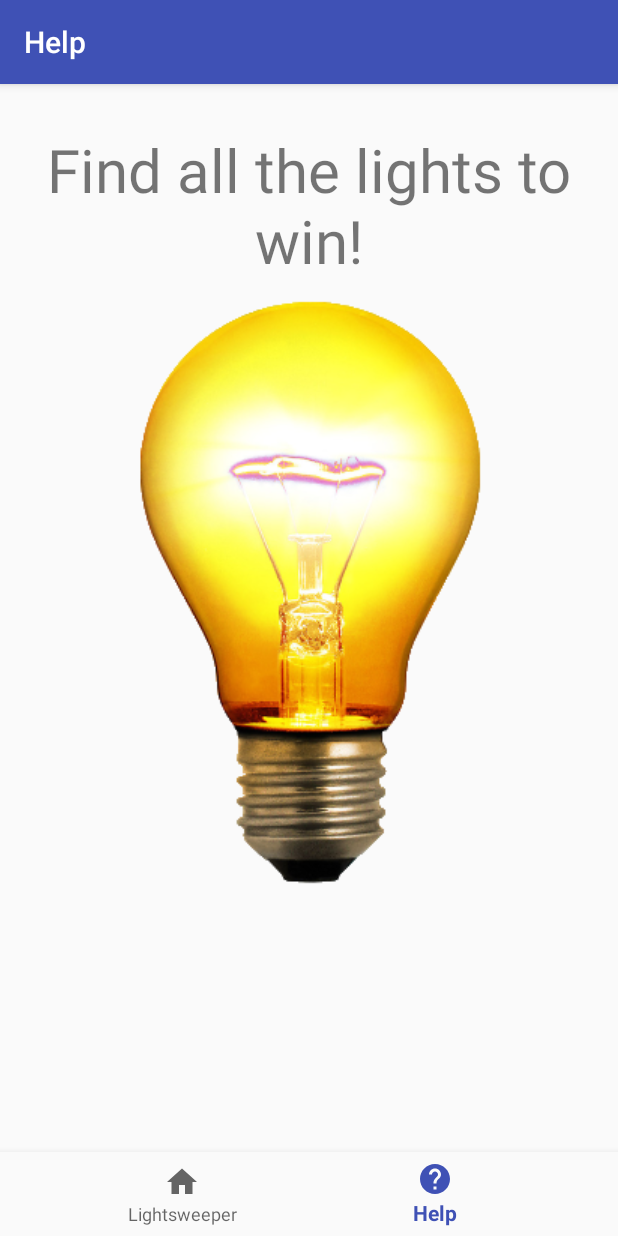
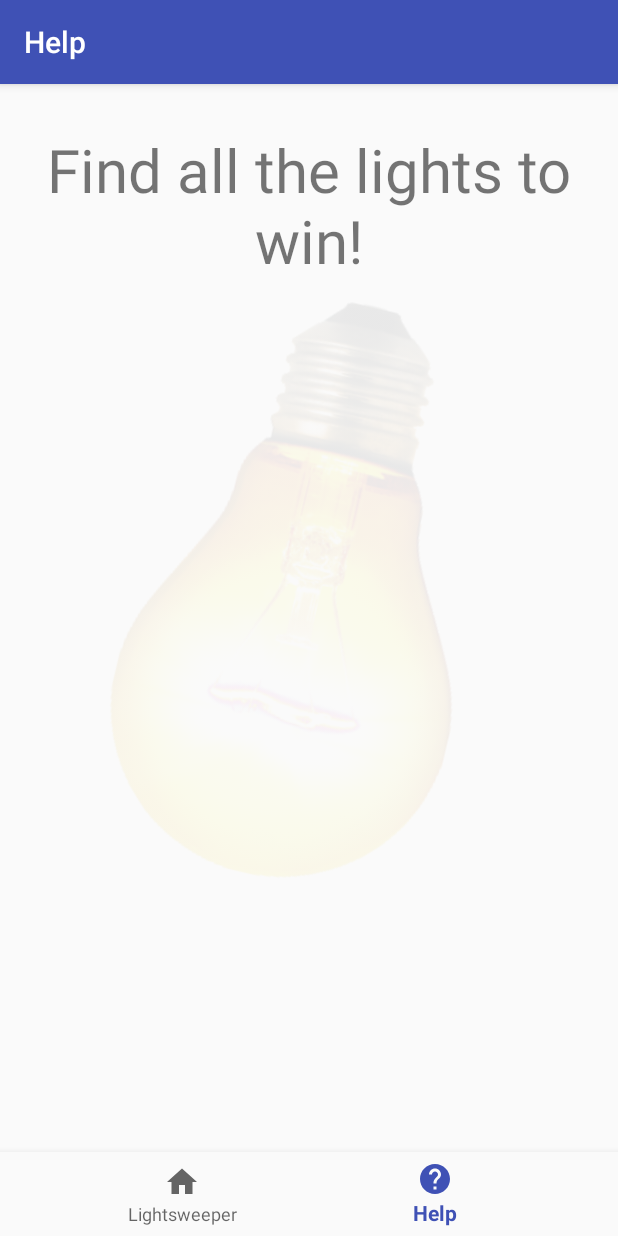
Before and after one commit to badimala218/Lightsweeper2, an Android app: the HelpFragment screen opened through its navigation route, on a phone screen of 412 x 824 dp. Run offline under Robolectric (Android 15) with nearby library versions, the phone set to English and light mode, and no system bars; our stand-ins replace navigation-ui.

Commit message:
Added lightbulb animation
Added animation to the lightbulb on the Help Fragment

```diff
--- a/app/src/main/java/com/badimala/lightsweeper2/HelpFragment.kt
+++ b/app/src/main/java/com/badimala/lightsweeper2/HelpFragment.kt
@@ -1,14 +1,38 @@
 package com.badimala.lightsweeper2
 
+import android.animation.AnimatorSet
+import android.animation.ObjectAnimator
 import android.os.Bundle
 import androidx.fragment.app.Fragment
 import android.view.LayoutInflater
 import android.view.View
 import android.view.ViewGroup
+import android.widget.ImageView
 
 class HelpFragment : Fragment() {
     override fun onCreateView(inflater: LayoutInflater, container: ViewGroup?,
                               savedInstanceState: Bundle?): View? {
-        return inflater.inflate(R.layout.fragment_help, container, false)
+        val parentView = inflater.inflate(R.layout.fragment_help, container, false)
+
+        // Add animation to lightbulb
+        val lightBulbImage = parentView.findViewById<ImageView>(R.id.lightBulbImageView)
+        val noLightBulb = ObjectAnimator.ofFloat(lightBulbImage, "alpha", 1f, 0f)
+        noLightBulb.duration = 2000
+
+        val rotRight = ObjectAnimator.ofFloat(lightBulbImage, "rotation", 0f, 180f)
+        rotRight.duration = 2000
+
+        val rotContinue = ObjectAnimator.ofFloat(lightBulbImage, "rotation", 180f, 360f)
+        rotContinue.duration = 2000
+
+        val onLightBulb = ObjectAnimator.ofFloat(lightBulbImage, "alpha", 0f, 1f)
+        onLightBulb.duration = 2000
+
+        val animSet = AnimatorSet()
+        animSet.play(rotContinue).after(rotRight)
+        animSet.play(onLightBulb).after(noLightBulb)
+        animSet.start()
+
+        return parentView
     }
 }
--- a/app/src/main/res/layout/fragment_help.xml
+++ b/app/src/main/res/layout/fragment_help.xml
@@ -19,6 +19,7 @@
         app:layout_constraintRight_toRightOf="parent" />
 
     <ImageView
+        android:id="@+id/lightBulbImageView"
         android:layout_width="wrap_content"
         android:layout_height="wrap_content"
         android:src="@drawable/light_bulb"
```
